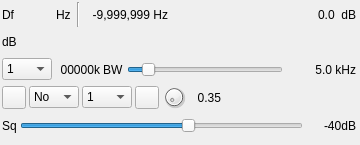
Qt form plugins/channelrx/freqtracker/freqtrackergui.ui (f4exb/sdrangel) before a commit.
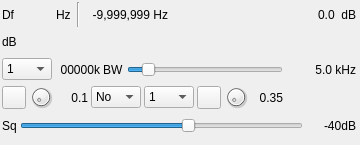
The same form after that commit. Icons and pictures are not drawn. Custom widgets are drawn as their Qt base class.

Commit message: Frequency tracker: added alpha factor of EMA control

```diff
--- a/plugins/channelrx/freqtracker/freqtrackergui.ui
+++ b/plugins/channelrx/freqtracker/freqtrackergui.ui
@@ -377,6 +377,53 @@
         </property>
        </widget>
       </item>
+      <item>
+       <widget class="QDial" name="alphaEMA">
+        <property name="minimumSize">
+         <size>
+          <width>24</width>
+          <height>24</height>
+         </size>
+        </property>
+        <property name="maximumSize">
+         <size>
+          <width>24</width>
+          <height>24</height>
+         </size>
+        </property>
+        <property name="toolTip">
+         <string>Alpha factor for delta frequency exponential moving average</string>
+        </property>
+        <property name="minimum">
+         <number>1</number>
+        </property>
+        <property name="maximum">
+         <number>100</number>
+        </property>
+        <property name="pageStep">
+         <number>1</number>
+        </property>
+       </widget>
+      </item>
+      <item>
+       <widget class="QLabel" name="alphaEMAText">
+        <property name="minimumSize">
+         <size>
+          <width>32</width>
+          <height>0</height>
+         </size>
+        </property>
+        <property name="toolTip">
+         <string>Alpha factor for delta frequency exponential moving average</string>
+        </property>
+        <property name="text">
+         <string>0.1</string>
+        </property>
+        <property name="alignment">
+         <set>Qt::AlignRight|Qt::AlignTrailing|Qt::AlignVCenter</set>
+        </property>
+       </widget>
+      </item>
       <item>
        <widget class="QComboBox" name="trackerType">
         <property name="minimumSize">
```
The commit also changes 11 other files.
